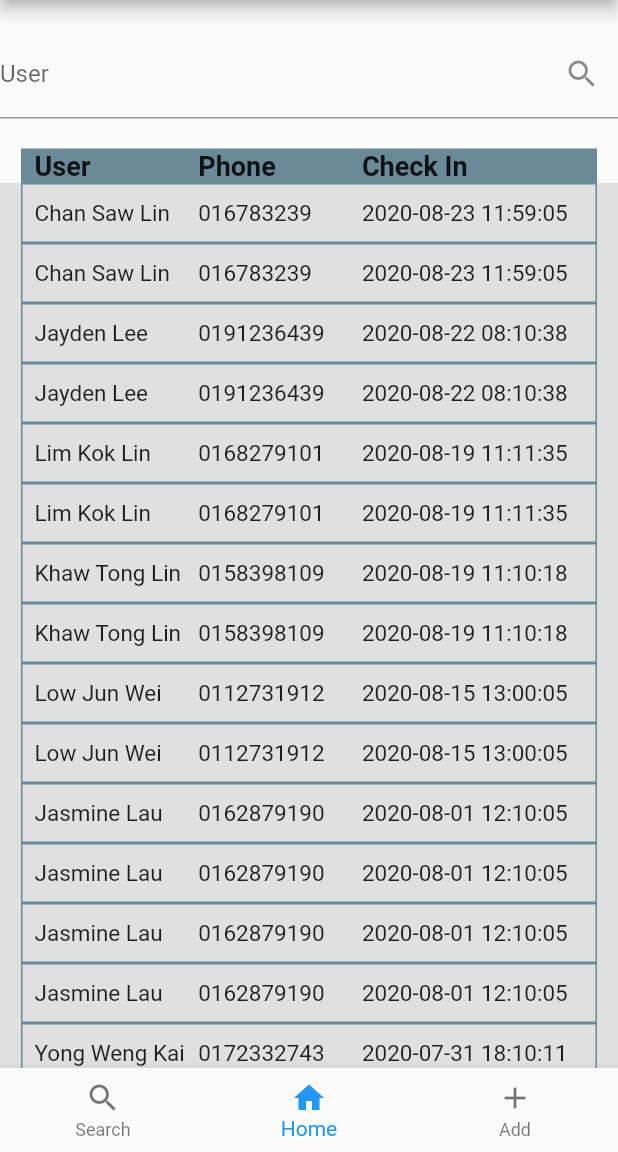
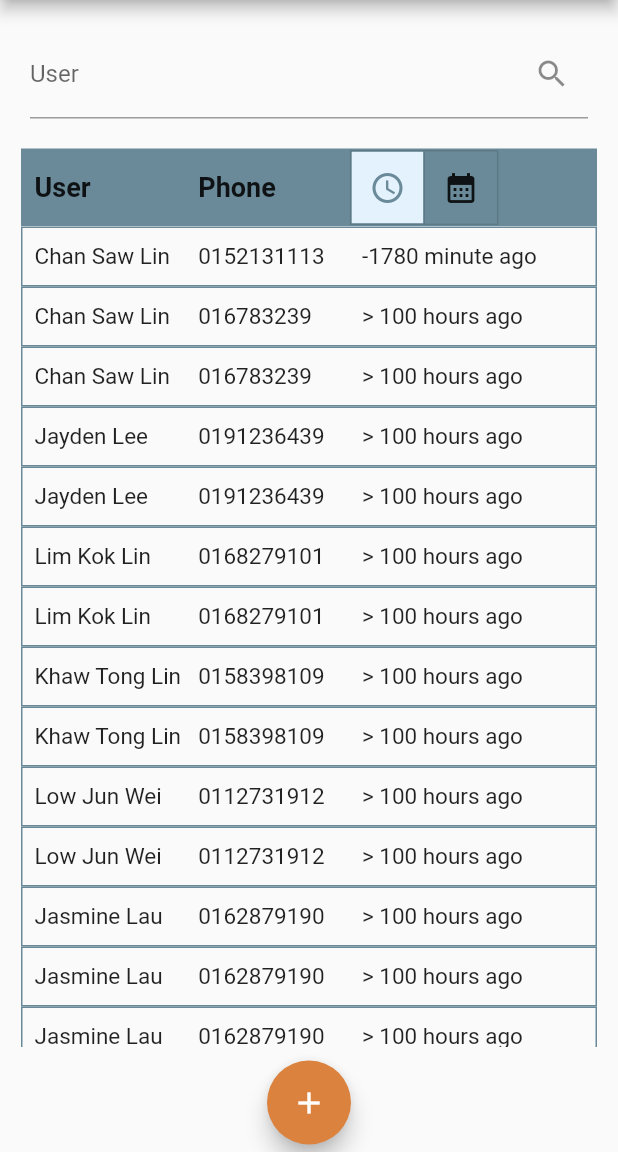
Before and after one commit to wuburn10/attendance, a Flutter app: the screen it shows after launch, on a phone screen of 412 x 824 dp, the part 84-1236 px from its top. Run offline on Flutter 3.47's test engine with Material 2 defaults, Android fonts, the phone set to English and light mode, and no system bars.

Commit message:
Fourth Commit

```diff
--- a/lib/homepage.dart
+++ b/lib/homepage.dart
@@ -13,7 +13,7 @@ class _HomePageState extends State<HomePage> {
     RecordAttendance(
         user: "Chan Saw Lin",
         phone: "0152131113",
-        checkIn: DateTime.parse("2020-06-30 16:10:05")),
+        checkIn: DateTime.parse("2023-05-04 16:10:05")),
     RecordAttendance(
         user: "Lee Saw Loy",
         phone: "0161231346",
@@ -101,10 +101,20 @@ class _HomePageState extends State<HomePage> {
   ];
 
   List<RecordAttendance> searchAttendanceList = [];
+
+
+  final List<bool> _selections = <bool>[true, false];
+
+  bool _selectionsTimeAgo = true;
+
+  List<bool> getSelections(){
+    return _selections;
+  }
+
   @override
   void initState() {
+    super.initState();
     searchAttendanceList = attendanceList;
-    super.initState();
   }
 
   // Filter for search bar
@@ -124,13 +134,57 @@ class _HomePageState extends State<HomePage> {
     });
   }
 
-  int _selectedIndex = 1;
+  final nameController = TextEditingController();
+  final phoneController = TextEditingController();
 
-  void _navigateBottomBar(int index) {
-    setState(() {
-      _selectedIndex = index;
-    });
-  }
+  // Open Add Record Dialog
+  Future openDialog() => showDialog(
+      context: context,
+      builder: (BuildContext context) => AlertDialog(
+            title: Text('Add New Record'),
+            content: Column(
+              mainAxisSize: MainAxisSize.min,
+              children: [
+                Align(
+                  alignment: Alignment.centerLeft,
+                  child: Text('User'),
+                ),
+                TextField(
+                  controller: nameController,
+                  autofocus: true,
+                  decoration: InputDecoration(hintText: "Enter your name"),
+                ),
+                SizedBox(
+                  height: 10,
+                ),
+                Align(
+                  alignment: Alignment.centerLeft,
+                  child: Text('Phone'),
+                ),
+                TextField(
+                  controller: phoneController,
+                  autofocus: true,
+                  decoration:
+                      InputDecoration(hintText: "Enter your phone number"),
+                ),
+              ],
+            ),
+            actions: [
+              TextButton(
+                child: Text("Submit"),
+                onPressed: () {
+                  final name = nameController.text;
+                  final phone = phoneController.text;
+                  final record = RecordAttendance(
+                      user: name, phone: phone, checkIn: DateTime.now());
+                  setState(() {
+                    attendanceList.add(record);
+                  });
+                  Navigator.of(context).pop();
+                },
+              ),
+            ],
+          ));
 
   @override
   Widget build(BuildContext context) {
@@ -146,12 +200,17 @@ class _HomePageState extends State<HomePage> {
           const SizedBox(
             height: 20,
           ),
-          TextField(
+          Padding(
+            padding: const EdgeInsets.symmetric(horizontal: 20.0),
+            child: TextField(
               onChanged: (value) => _runFilter(value),
               decoration: InputDecoration(
                 suffixIcon: const Icon(Icons.search),
                 labelText: 'User',
-              )),
+                hintText: "Enter User's Name",
+              ),
+            ),
+          ),
           const SizedBox(
             height: 20,
           ),
@@ -160,7 +219,7 @@ class _HomePageState extends State<HomePage> {
             child: Container(
               decoration: BoxDecoration(
                 border: Border.all(color: const Color(0xFF6A8A99)),
-                color: Color(0xFF6A8A99),
+                color: const Color(0xFF6A8A99),
               ),
               child: Row(
                 children: [
@@ -175,10 +234,10 @@ class _HomePageState extends State<HomePage> {
                       ),
                     ),
                   ),
-                  Expanded(
+                  const Expanded(
                     flex: 2,
                     child: Padding(
-                      padding: const EdgeInsets.only(left: 8.0),
+                      padding: EdgeInsets.only(left: 8.0),
                       child: Text(
                         'Phone',
                         style: TextStyle(
@@ -188,13 +247,34 @@ class _HomePageState extends State<HomePage> {
                   ),
                   Expanded(
                     flex: 3,
-                    child: Padding(
-                      padding: const EdgeInsets.only(left: 8.0),
-                      child: Text(
-                        'Check In',
-                        style: TextStyle(
-                            fontSize: 18, fontWeight: FontWeight.bold),
-                      ),
+                    child: Row(
+                      children: [
+                        ToggleButtons(
+                          isSelected: _selections,
+                          fillColor: Colors.blue[50],
+                          selectedColor: const Color(0xFF6A8A99),
+                          onPressed: (int index) {
+                            setState(() {
+                              _selections[index] = !_selections[index];
+                              if (index == 1){ // dd MM yy
+                                _selectionsTimeAgo = false;
+                                _selections[0] = false;
+                                _selections[1] = true;
+                                print(_selectionsTimeAgo);
+                              }else{ // time Ago
+                                _selectionsTimeAgo = true;
+                                _selections[1] = false;
+                                _selections[0] = true;
+                                print(_selectionsTimeAgo);
+                              }
+                            });
+                          },
+                          children: const [
+                            Icon(Icons.access_time),
+                            Icon(Icons.calendar_month),
+                          ],
+                        ),
+                      ],
                     ),
                   ),
                 ],
@@ -203,7 +283,6 @@ class _HomePageState extends State<HomePage> {
           ),
           Expanded(
             child: Container(
-              color: Colors.grey[300],
               child: ListView.builder(
                 itemCount: searchAttendanceList.length,
                 itemBuilder: (context, index) {
@@ -228,17 +307,22 @@ class _HomePageState extends State<HomePage> {
               ),
             ),
           ),
+          const SizedBox(
+            height: 70,
+          ),
         ],
       ),
-      bottomNavigationBar: BottomNavigationBar(
-          currentIndex: _selectedIndex,
-          type: BottomNavigationBarType.fixed,
-          onTap: _navigateBottomBar,
-          items: [
-            BottomNavigationBarItem(icon: Icon(Icons.search), label: "Search"),
-            BottomNavigationBarItem(icon: Icon(Icons.home), label: "Home"),
-            BottomNavigationBarItem(icon: Icon(Icons.add), label: "Add"),
-          ]),
+      floatingActionButtonLocation: FloatingActionButtonLocation.centerDocked,
+      floatingActionButton: Padding(
+        padding: const EdgeInsets.only(bottom: 5.0),
+        child: FloatingActionButton(
+          onPressed: () {
+            openDialog();
+          },
+          backgroundColor: const Color(0xFFDB823F),
+          child: const Icon(Icons.add),
+        ),
+      ),
     );
   }
 }
--- a/lib/record.dart
+++ b/lib/record.dart
@@ -11,6 +11,19 @@ class RecordAttendance extends StatelessWidget {
     required this.phone,
     required this.checkIn,
   });
+
+  String _getTimeDifference() {
+    final Duration timeDiff = DateTime.now().difference(checkIn);
+    if (timeDiff.inHours < 1) {
+      if (timeDiff.inMinutes == 0){
+        return '< 1 minute ago';
+      }
+      return '${timeDiff.inMinutes} minute ago';
+    }else if(timeDiff.inHours > 100){
+      return '> 100 hours ago';
+    }
+    return '${timeDiff.inHours} hours ago';
+  }
 
   @override
   Widget build(BuildContext context) {
@@ -51,7 +64,7 @@ class RecordAttendance extends StatelessWidget {
               child: Padding(
                 padding: const EdgeInsets.only(left: 8.0),
                 child: Text(
-                  DateFormat('yyyy-MM-dd HH:mm:ss').format(checkIn),
+                  _getTimeDifference(),
                   style: const TextStyle(fontSize: 15),
                   overflow: TextOverflow.ellipsis,
                 ),
```
